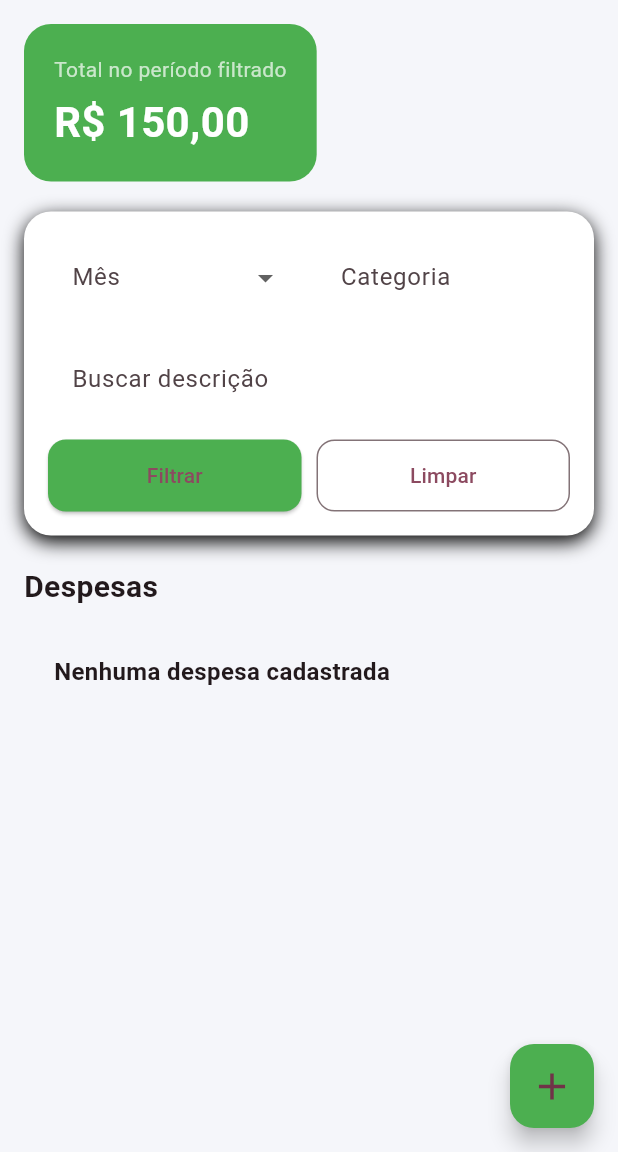
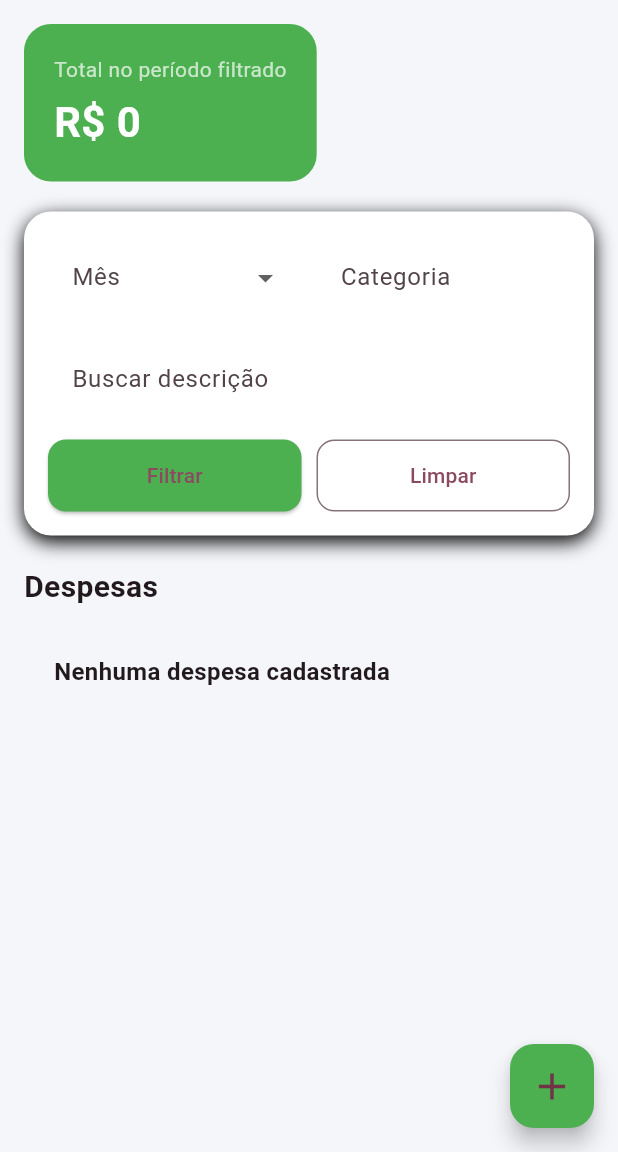
Before and after one commit to lewitzki/Controle_Despesas_Flutter, a Flutter app: the screen it shows after launch, on a phone screen of 412 x 824 dp, the part 84-1236 px from its top. Run offline on Flutter 3.47's test engine with Material 3 defaults, Android fonts, the phone set to English and light mode, and no system bars; our stand-ins replace cloud_firestore, firebase_core; accounts and stored records are empty.

```diff
--- a/lib/home.dart
+++ b/lib/home.dart
@@ -18,6 +18,7 @@ class HomePage extends StatefulWidget {
 
 class _HomePageState extends State<HomePage> {
   List<Expense> expenses = [];
+  String valorTotal = '0';
 
   @override
   void initState() {
@@ -155,14 +156,14 @@ class _HomePageState extends State<HomePage> {
                 ),
                 child: Column(
                   crossAxisAlignment: CrossAxisAlignment.start,
-                  children: const [
+                  children: [
                     Text(
                       'Total no período filtrado',
                       style: TextStyle(color: Colors.white70, fontSize: 14),
                     ),
                     SizedBox(height: 5),
                     Text(
-                      'R\$ 150,00',
+                      'R\$ $valorTotal',
                       style: TextStyle(
                         color: Colors.white,
                         fontSize: 28,
```
